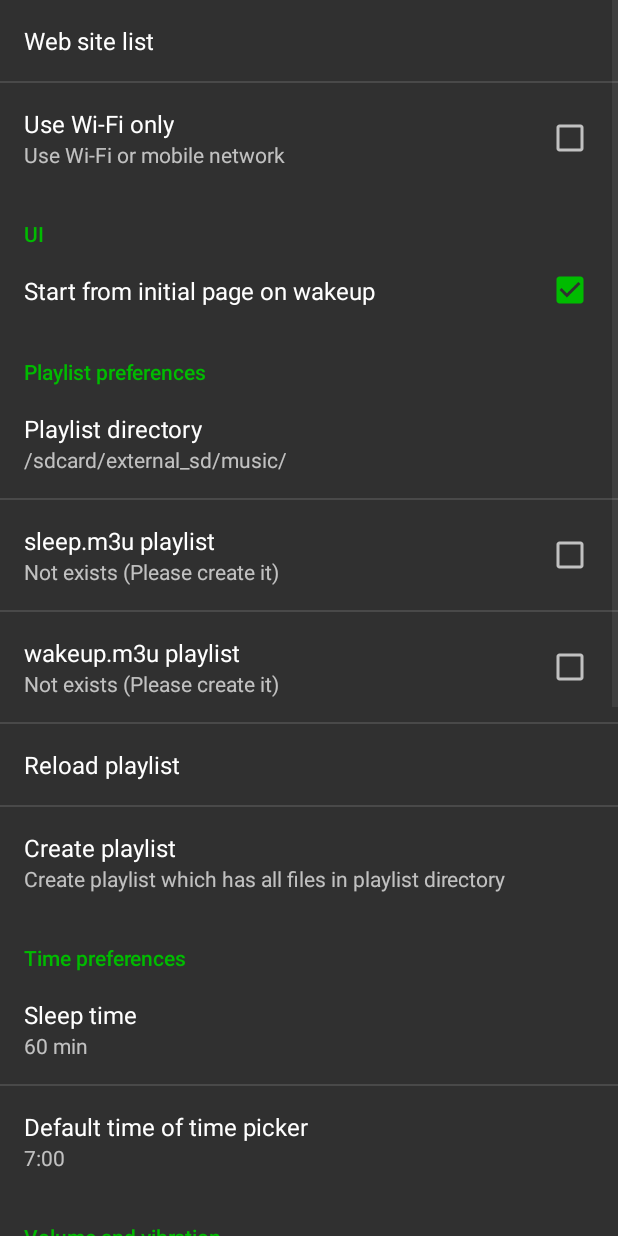
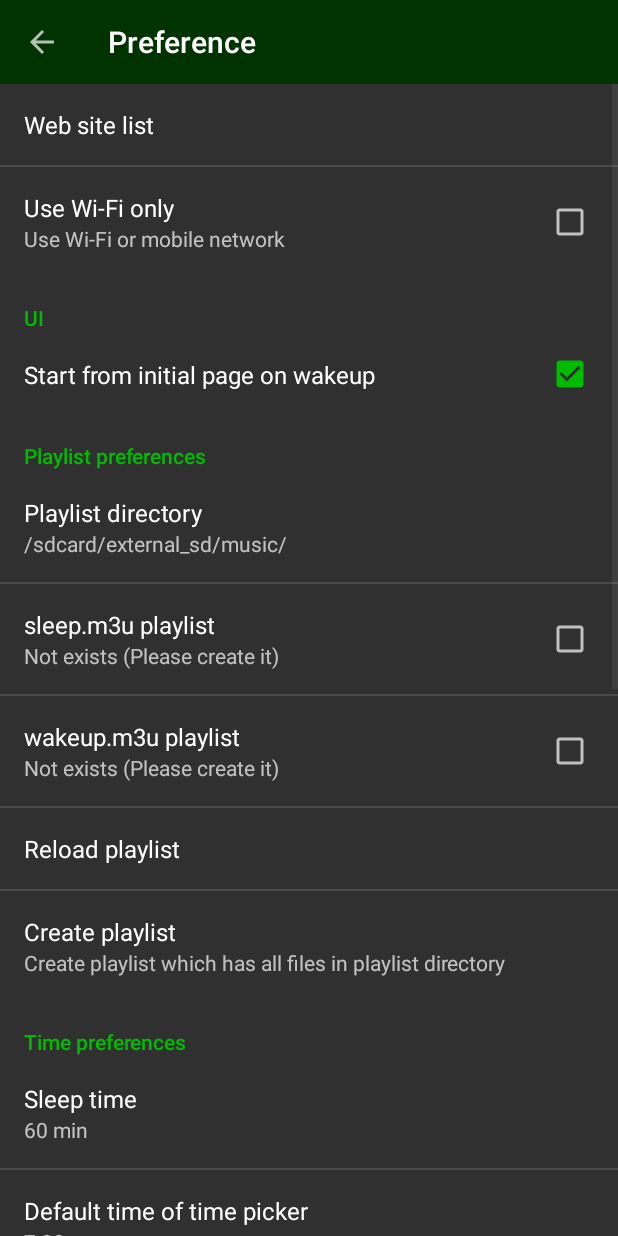
Before and after one commit to mamewotoko/malarm, an Android app: the MalarmPreference screen opened directly, with no data from a screen before it, on a phone screen of 412 x 824 dp. Run offline under Robolectric (Android 15) with nearby library versions, the phone set to English and light mode, and no system bars.

Commit message:
add toolbar to preference

```diff
--- a/app/src/main/java/com/mamewo/malarm24/MalarmPreference.java
+++ b/app/src/main/java/com/mamewo/malarm24/MalarmPreference.java
@@ -22,6 +22,8 @@ import android.preference.PreferenceActivity;
 import android.preference.PreferenceManager;
 import android.util.Log;
 import android.view.View;
+import android.widget.LinearLayout;
+import android.view.LayoutInflater;
 
 import java.io.File;
 import java.io.FileFilter;
@@ -29,12 +31,15 @@ import java.io.FileWriter;
 import java.io.IOException;
 import java.text.MessageFormat;
 
+import android.support.v7.widget.Toolbar;
+
 public class MalarmPreference
         extends PreferenceActivity
         implements OnPreferenceClickListener,
         View.OnClickListener,
         FileFilter,
-        OnSharedPreferenceChangeListener {
+        OnSharedPreferenceChangeListener
+{
     private Preference selectURL_;
     private Preference help_;
     private Preference version_;
@@ -243,6 +248,16 @@ public class MalarmPreference
         clearWebviewCache_ = findPreference("clear_webview_cache");
         clearWebviewCache_.setOnPreferenceClickListener(this);
 
+        LinearLayout root = (LinearLayout)findViewById(android.R.id.list).getParent().getParent().getParent();
+        Toolbar toolbar = (Toolbar)LayoutInflater.from(this).inflate(R.layout.preference_toolbar, root, false);
+        root.addView(toolbar, 0); // insert at top
+        toolbar.setNavigationOnClickListener(new View.OnClickListener() {
+            @Override
+            public void onClick(View v) {
+                finish();
+            }
+        });
+
         pref_.registerOnSharedPreferenceChangeListener(this);
     }
 
--- /dev/null
+++ b/app/src/main/res/layout/preference_toolbar.xml
@@ -0,0 +1,14 @@
+<?xml version="1.0" encoding="utf-8"?>
+<android.support.v7.widget.Toolbar
+    xmlns:android="http://schemas.android.com/apk/res/android"
+    xmlns:app="http://schemas.android.com/apk/res-auto"
+    android:id="@+id/toolbar"
+    app:theme="@style/ThemeOverlay.AppCompat.Dark.ActionBar"
+    android:layout_width="match_parent"
+    android:layout_height="wrap_content"
+    android:minHeight="?attr/actionBarSize"
+    app:navigationContentDescription="@string/abc_action_bar_up_description"
+    android:background="?attr/colorPrimary"
+    app:navigationIcon="?attr/homeAsUpIndicator"
+    app:title="@string/pref_title"
+    />
--- a/app/src/main/res/values/strings.xml
+++ b/app/src/main/res/values/strings.xml
@@ -9,6 +9,7 @@
     <string name="stop_vibration">Stop vibaration</string>
     <string name="play_wakeup">Play</string>
     <string name="pref_menu">Preference</string>
+    <string name="pref_title">Preference</string>
     <string name="pref_webview_url">Web site list</string>
     <string name="preference_time_title">Sleep time</string>
     <string name="pref_sleeptime">Sleep time</string>
```
Also changed, not shown: 2 other files.
